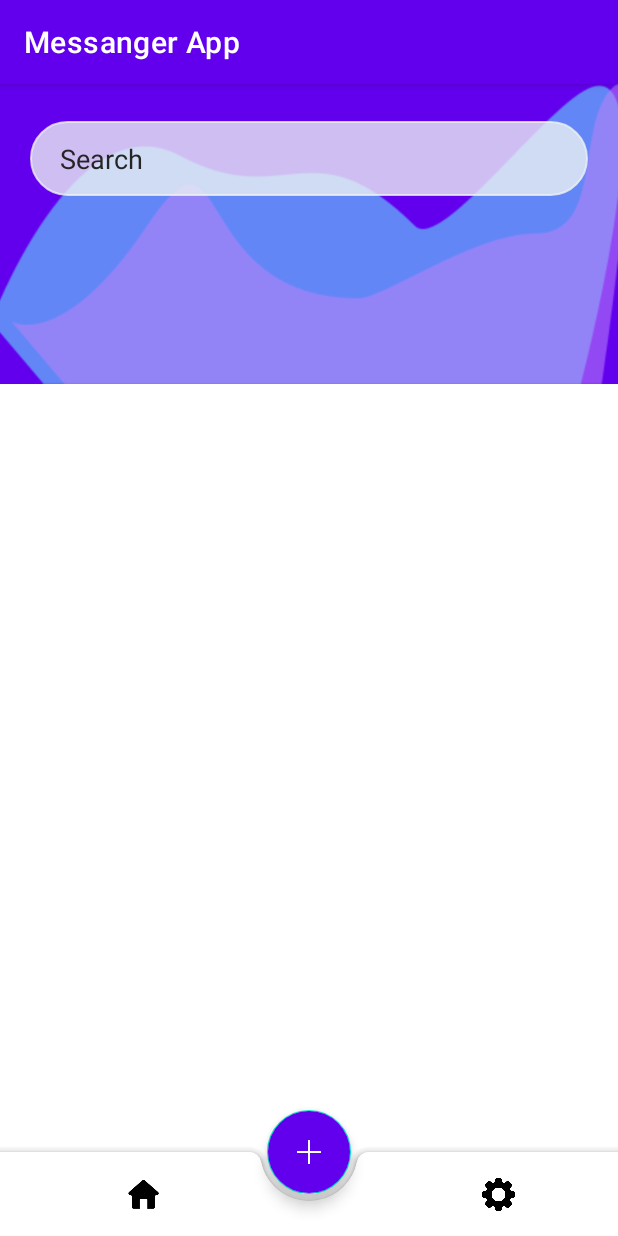
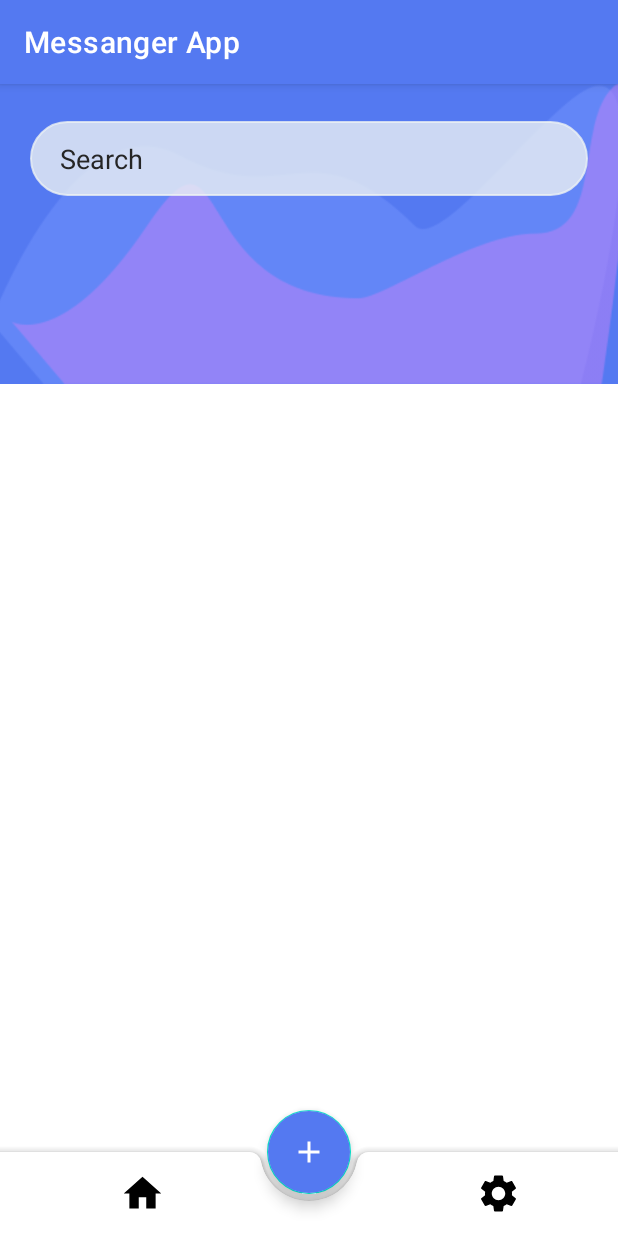
Before and after one commit to EleneTs/MessangerApplication, an Android app: the MainActivity screen opened directly, with no data from a screen before it, on a phone screen of 412 x 824 dp. Run offline under Robolectric (Android 15) with nearby library versions, the phone set to English and light mode, and no system bars; our stand-ins replace Firebase (no records; nobody signed in at launch, a user with empty details on screens opened directly).

Commit message:
icons/colors fix

```diff
--- /dev/null
+++ b/app/src/main/res/drawable/baseline_add_24.xml
@@ -0,0 +1,5 @@
+<vector android:height="24dp" android:tint="#000000"
+    android:viewportHeight="24" android:viewportWidth="24"
+    android:width="24dp" xmlns:android="http://schemas.android.com/apk/res/android">
+    <path android:fillColor="@android:color/white" android:pathData="M19,13h-6v6h-2v-6H5v-2h6V5h2v6h6v2z"/>
+</vector>
--- /dev/null
+++ b/app/src/main/res/drawable/baseline_arrow_back_ios_24.xml
@@ -0,0 +1,5 @@
+<vector android:autoMirrored="true" android:height="24dp"
+    android:tint="#000000" android:viewportHeight="24"
+    android:viewportWidth="24" android:width="24dp" xmlns:android="http://schemas.android.com/apk/res/android">
+    <path android:fillColor="@android:color/white" android:pathData="M11.67,3.87L9.9,2.1 0,12l9.9,9.9 1.77,-1.77L3.54,12z"/>
+</vector>
--- /dev/null
+++ b/app/src/main/res/drawable/baseline_circle_24.xml
@@ -0,0 +1,5 @@
+<vector android:height="24dp" android:tint="#000000"
+    android:viewportHeight="24" android:viewportWidth="24"
+    android:width="24dp" xmlns:android="http://schemas.android.com/apk/res/android">
+    <path android:fillColor="@android:color/white" android:pathData="M12,2C6.47,2 2,6.47 2,12s4.47,10 10,10 10,-4.47 10,-10S17.53,2 12,2z"/>
+</vector>
--- /dev/null
+++ b/app/src/main/res/drawable/baseline_home_24.xml
@@ -0,0 +1,5 @@
+<vector android:height="24dp" android:tint="#000000"
+    android:viewportHeight="24" android:viewportWidth="24"
+    android:width="24dp" xmlns:android="http://schemas.android.com/apk/res/android">
+    <path android:fillColor="@android:color/white" android:pathData="M10,20v-6h4v6h5v-8h3L12,3 2,12h3v8z"/>
+</vector>
--- /dev/null
+++ b/app/src/main/res/drawable/baseline_settings_24.xml
@@ -0,0 +1,5 @@
+<vector android:height="24dp" android:tint="#000000"
+    android:viewportHeight="24" android:viewportWidth="24"
+    android:width="24dp" xmlns:android="http://schemas.android.com/apk/res/android">
+    <path android:fillColor="@android:color/white" android:pathData="M19.14,12.94c0.04,-0.3 0.06,-0.61 0.06,-0.94c0,-0.32 -0.02,-0.64 -0.07,-0.94l2.03,-1.58c0.18,-0.14 0.23,-0.41 0.12,-0.61l-1.92,-3.32c-0.12,-0.22 -0.37,-0.29 -0.59,-0.22l-2.39,0.96c-0.5,-0.38 -1.03,-0.7 -1.62,-0.94L14.4,2.81c-0.04,-0.24 -0.24,-0.41 -0.48,-0.41h-3.84c-0.24,0 -0.43,0.17 -0.47,0.41L9.25,5.35C8.66,5.59 8.12,5.92 7.63,6.29L5.24,5.33c-0.22,-0.08 -0.47,0 -0.59,0.22L2.74,8.87C2.62,9.08 2.66,9.34 2.86,9.48l2.03,1.58C4.84,11.36 4.8,11.69 4.8,12s0.02,0.64 0.07,0.94l-2.03,1.58c-0.18,0.14 -0.23,0.41 -0.12,0.61l1.92,3.32c0.12,0.22 0.37,0.29 0.59,0.22l2.39,-0.96c0.5,0.38 1.03,0.7 1.62,0.94l0.36,2.54c0.05,0.24 0.24,0.41 0.48,0.41h3.84c0.24,0 0.44,-0.17 0.47,-0.41l0.36,-2.54c0.59,-0.24 1.13,-0.56 1.62,-0.94l2.39,0.96c0.22,0.08 0.47,0 0.59,-0.22l1.92,-3.32c0.12,-0.22 0.07,-0.47 -0.12,-0.61L19.14,12.94zM12,15.6c-1.98,0 -3.6,-1.62 -3.6,-3.6s1.62,-3.6 3.6,-3.6s3.6,1.62 3.6,3.6S13.98,15.6 12,15.6z"/>
+</vector>
--- a/app/src/main/res/layout/activity_chat.xml
+++ b/app/src/main/res/layout/activity_chat.xml
@@ -41,7 +41,7 @@
                         android:layout_marginTop="15dp"
                         android:layout_marginBottom="8dp"
                         android:onClick="onBack"
-                        android:src="@drawable/back"
+                        android:src="@drawable/baseline_arrow_back_ios_24"
                         app:layout_constraintBottom_toTopOf="@+id/toolbarname"
                         app:layout_constraintStart_toStartOf="@+id/toolbarname"
                         app:layout_constraintTop_toTopOf="parent"
@@ -143,6 +143,7 @@
             android:layout_marginEnd="12dp"
             android:backgroundTint="#00000000"
             android:onClick="onSend"
+            android:src="@drawable/baseline_circle_24"
             app:tint="@color/gray" />
     </RelativeLayout>
 
--- a/app/src/main/res/layout/activity_search.xml
+++ b/app/src/main/res/layout/activity_search.xml
@@ -29,7 +29,7 @@
                     android:layout_height="40dp"
                     android:clickable="true"
                     android:onClick="onButtonClick"
-                    android:src="@drawable/back"
+                    android:src="@drawable/baseline_arrow_back_ios_24"
                     app:tint="@android:color/white" />
 
 
--- a/app/src/main/res/layout/bottom_bar.xml
+++ b/app/src/main/res/layout/bottom_bar.xml
@@ -31,7 +31,7 @@
                     android:layout_width="@dimen/home_icon_width"
                     android:layout_height="@dimen/home_icon_width"
                     android:layout_centerInParent="true"
-                    android:src="@drawable/home"
+                    android:src="@drawable/baseline_home_24"
                     app:tint="@color/black" />
             </RelativeLayout>
 
@@ -48,7 +48,7 @@
                     android:layout_width="@dimen/settings_icon_width"
                     android:layout_height="@dimen/settings_icon_height"
                     android:layout_centerInParent="true"
-                    android:src="@drawable/settings"
+                    android:src="@drawable/baseline_settings_24"
                     app:tint="@color/black" />
             </RelativeLayout>
         </androidx.constraintlayout.widget.ConstraintLayout>
@@ -59,9 +59,9 @@
         android:id="@+id/plus_button"
         android:layout_width="wrap_content"
         android:layout_height="wrap_content"
-        android:backgroundTint="@color/purple_500"
+        android:backgroundTint="@color/blue"
         android:contentDescription="@string/description"
-        android:src="@drawable/plus"
+        android:src="@drawable/baseline_add_24"
         app:layout_anchor="@id/bottom_toolbar"
         app:tint="@android:color/white" />
 
--- a/app/src/main/res/values/colors.xml
+++ b/app/src/main/res/values/colors.xml
@@ -7,7 +7,7 @@
     <color name="teal_700">#FF018786</color>
     <color name="black">#FF000000</color>
     <color name="light_blue">#F5FBFF</color>
-    <color name="blue">#0000FF</color>
+    <color name="blue">#5479f1</color>
     <color name="white">#FFFFFFFF</color>
     <color name="gray">#E0E0E0</color>
     <color name="light_black">#FF555555</color>
--- a/app/src/main/res/values/dimens.xml
+++ b/app/src/main/res/values/dimens.xml
@@ -1,9 +1,9 @@
 <?xml version="1.0" encoding="utf-8"?>
 <resources>
-    <dimen name="home_icon_height">37dp</dimen>
-    <dimen name="home_icon_width">37dp</dimen>
-    <dimen name="settings_icon_height">22dp</dimen>
-    <dimen name="settings_icon_width">22dp</dimen>
+    <dimen name="home_icon_height">30dp</dimen>
+    <dimen name="home_icon_width">30dp</dimen>
+    <dimen name="settings_icon_height">30dp</dimen>
+    <dimen name="settings_icon_width">30dp</dimen>
     <dimen name="zero_size">0dp</dimen>
     <dimen name="parent_width_percent">0.4</dimen>
     <dimen name="profile_picture_width">210dp</dimen>
--- a/app/src/main/res/values/themes.xml
+++ b/app/src/main/res/values/themes.xml
@@ -2,8 +2,8 @@
     <!-- Base application theme. -->
     <style name="Theme.MessangerApp" parent="Theme.MaterialComponents.DayNight.DarkActionBar">
         <!-- Primary brand color. -->
-        <item name="colorPrimary">@color/purple_500</item>
-        <item name="colorPrimaryVariant">@color/purple_700</item>
+        <item name="colorPrimary">@color/blue</item>
+        <item name="colorPrimaryVariant">@color/blue</item>
         <item name="colorOnPrimary">@color/white</item>
         <!-- Secondary brand color. -->
         <item name="colorSecondary">@color/teal_200</item>
```
Also changed, not shown: app/src/main/res/drawable/back.png (deleted), app/src/main/res/drawable/home.png (deleted), app/src/main/res/drawable/plus.png (deleted), app/src/main/res/drawable/settings.png (deleted).
